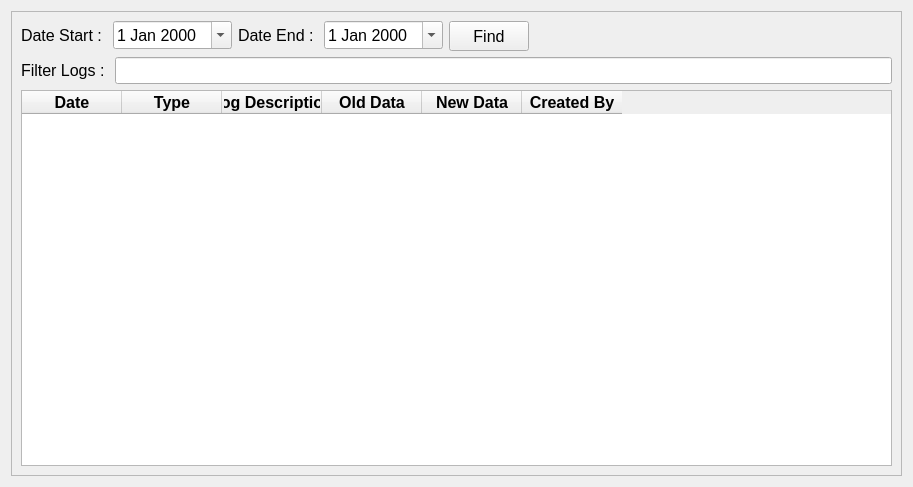
Before: the Qt Designer form ui/logs.ui in michael-halim/pos, drawn with Qt 5.
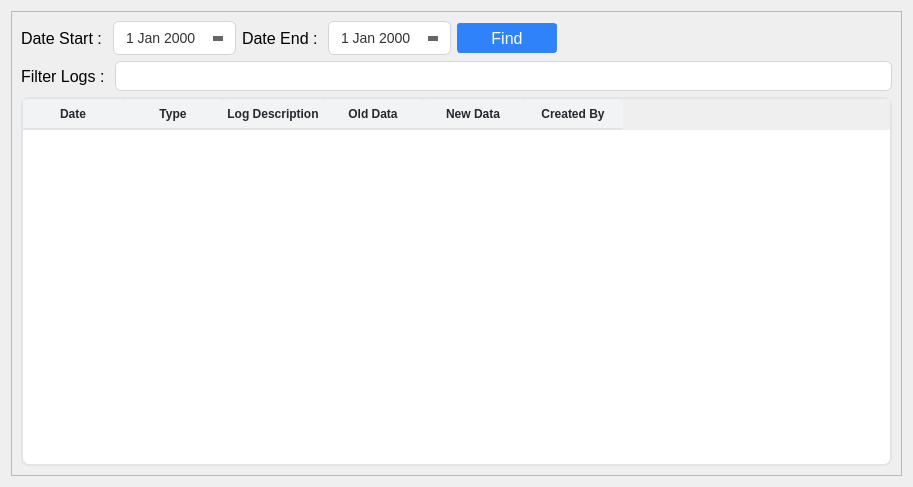
After: the same form once the commit is applied.

Commit message: Patch#34: Added UI - Added UI for Table, Button, and Input - Fix some UI Behavior

Diff of the .ui file:
```diff
--- a/ui/logs.ui
+++ b/ui/logs.ui
@@ -13,6 +13,256 @@
   <property name="windowTitle">
    <string>Logs</string>
   </property>
+  <property name="styleSheet">
+   <string notr="true">QLineEdit{
+	border: 1px solid #d1d5db;      /* Light gray border */
+    border-radius: 6px;             /* Rounded corners */
+    outline: none;                  /* Remove default outline */
+    color: #333;                    /* Text color */
+    background-color: #fff;       /* Light gray background */
+    
+}
+
+QLineEdit:focus {
+    border: 1px solid #93c5fd;       /* Blue border on focus */
+    background-color: #ffffff;       /* White background when focused */
+}
+
+QLineEdit:disabled {
+    border: 1px solid #e5e7eb;      /* Lighter border when disabled */
+    background-color: #f3f4f6;      /* Light gray background when disabled */
+    color: #9ca3af;                 /* Lighter text color when disabled */
+}
+
+/* QComboBox Styling - Improved with clearer state indicators */
+QComboBox {
+    border: 1px solid #d1d5db;      /* Light gray border */
+    border-radius: 6px;             /* Rounded corners */
+    padding: 6px 12px 6px 10px;     /* Add some padding */
+    min-height: 20px;               /* Minimum height */
+    color: #333;                    /* Text color */
+    background-color: #fff;         /* White background */
+    selection-background-color: #93c5fd; /* Light blue selection */
+    font-size: 14px;                /* Consistent font size */
+    min-width: 6em;                 /* Minimum width */
+}
+
+QComboBox:hover:!disabled {
+    border-color: #93c5fd;          /* Light blue border on hover when enabled */
+    background-color: #f0f7ff;      /* Very light blue background on hover */
+}
+
+QComboBox:focus {
+    border: 2px solid #3b82f6;      /* Thicker, darker blue border on focus */
+    background-color: #ffffff;      /* Pure white background when focused */
+}
+
+QComboBox:disabled {
+    border: 1px solid #d9dce0;      /* Very light gray border when disabled */
+    background-color: #f3f4f6;      /* Light gray background when disabled */
+    color: #9ca3af;                 /* Lighter text color when disabled */
+}
+
+QComboBox::drop-down {
+    subcontrol-origin: padding;
+    subcontrol-position: center right;
+    width: 20px;
+    border: none;                   /* Remove border for cleaner look */
+    margin-right: 5px;              /* Add some margin */
+}
+
+/* If you don't have an icon, use this instead: */
+QComboBox::down-arrow {
+    width: 0;
+    height: 0;
+    border-left: 5px solid transparent;
+    border-right: 5px solid transparent;
+    border-top: 5px solid #666;     /* Arrow color */
+    margin-right: 5px;
+}
+
+QComboBox::down-arrow:disabled {
+    border-top: 5px solid #b0b0b0;  /* Lighter arrow color when disabled */
+}
+
+QComboBox:disabled {
+    color: #9ca3af;                 /* Lighter text when disabled */
+    background-color: #f3f4f6;      /* Light gray background */
+    border-color: #e5e7eb;          /* Lighter border */
+}
+
+/* Add a visual indicator for disabled state */
+QComboBox:disabled {
+    color: #9ca3af;
+    background-color: #f3f4f6;
+    border: 1px solid #e5e7eb;
+    padding-right: 25px;            /* Make room for the lock icon */
+}
+
+/* If you don't have a lock icon, use a pattern instead */
+QComboBox:disabled {
+    background-image: repeating-linear-gradient(
+        45deg,
+        transparent,
+        transparent 5px,
+        rgba(200, 200, 200, 0.1) 5px,
+        rgba(200, 200, 200, 0.1) 10px
+    );
+}
+
+QComboBox QAbstractItemView {
+    border: 1px solid #d1d5db;
+    border-radius: 0px 0px 6px 6px;
+    background-color: white;
+    selection-background-color: #3b82f6;  /* Darker blue for better contrast */
+    selection-color: white;               /* White text on selection */
+    outline: none;
+    padding: 5px;
+}
+
+QComboBox QAbstractItemView::item {
+    min-height: 25px;               /* Taller items for better clickability */
+    padding: 5px;                   /* Padding inside items */
+}
+
+QComboBox QAbstractItemView::item:hover {
+    background-color: #e5f0ff;      /* Light blue on hover */
+    color: #333;
+}
+
+/* QTextEdit Styling - Similar to QLineEdit */
+QTextEdit {
+    border: 1px solid #d1d5db;      /* Light gray border */
+    border-radius: 6px;             /* Rounded corners */
+    outline: none;                  /* Remove default outline */
+    color: #333;                    /* Text color */
+    background-color: #fff;         /* White background */
+    padding: 6px 10px;              /* Add some padding for better text display */
+    selection-background-color: #93c5fd; /* Light blue selection */
+}
+
+QTextEdit:focus {
+    border: 1px solid #93c5fd;      /* Blue border on focus */
+    background-color: #ffffff;      /* White background when focused */
+}
+
+QTextEdit:disabled {
+    border: 1px solid #e5e7eb;      /* Lighter border when disabled */
+    background-color: #f3f4f6;      /* Light gray background when disabled */
+    color: #9ca3af;                 /* Lighter text color when disabled */
+}
+
+
+/* QDateEdit Styling */
+QDateEdit {
+    border: 1px solid #d1d5db;
+    border-radius: 6px;
+    padding: 6px 10px;
+    min-height: 20px;
+    color: #333;
+    background-color: #fff;
+    font-size: 14px;
+}
+
+QDateEdit:hover:!disabled {
+    border-color: #93c5fd;
+    background-color: #f0f7ff;
+}
+
+QDateEdit:focus {
+    border: 2px solid #3b82f6;
+    background-color: #ffffff;
+}
+
+QDateEdit:disabled {
+    color: #9ca3af;
+    background-color: #f3f4f6;
+    border: 1px dashed #c0c0c0;
+}
+
+QDateEdit::drop-down {
+    subcontrol-origin: padding;
+    subcontrol-position: center right;
+    width: 20px;
+    border: none;
+    margin-right: 5px;
+}
+
+QDateEdit::down-arrow {
+    width: 0;
+    height: 0;
+    border-left: 5px solid transparent;
+    border-right: 5px solid transparent;
+    border-top: 5px solid #666;
+    margin-right: 5px;
+}
+
+QDateEdit::down-arrow:disabled {
+    border-top: 5px solid #b0b0b0;
+}
+
+/* Calendar popup styling */
+QCalendarWidget {
+    background-color: white;
+    border: 1px solid #d1d5db;
+}
+
+QCalendarWidget QToolButton {
+    color: #333;
+    background-color: transparent;
+    border: 1px solid transparent;
+    border-radius: 4px;
+    padding: 4px;
+}
+
+QCalendarWidget QToolButton:hover {
+    background-color: #f0f7ff;
+    border: 1px solid #93c5fd;
+}
+
+QCalendarWidget QMenu {
+    background-color: white;
+    border: 1px solid #d1d5db;
+    padding: 5px;
+}
+
+QCalendarWidget QSpinBox {
+    border: 1px solid #d1d5db;
+    border-radius: 4px;
+    padding: 3px;
+    background-color: white;
+}
+
+QCalendarWidget QAbstractItemView:enabled {
+    background-color: white;
+    color: #333;
+    selection-background-color: #3b82f6;
+    selection-color: white;
+}
+
+QCalendarWidget QAbstractItemView:disabled {
+    color: #9ca3af;
+}
+
+QCalendarWidget QWidget#qt_calendar_navigationbar {
+    background-color: #f1f5f9;
+    border-bottom: 1px solid #d1d5db;
+    padding: 4px;
+}
+
+QPushButton {
+    text-align: center;
+    white-space: nowrap;
+    vertical-align: middle;
+    border: 1px solid transparent;
+    line-height: 1.5;
+    border-radius: 3px;
+    margin: 0.25rem;
+	opacity: 0.55;
+
+}
+</string>
+  </property>
   <layout class="QGridLayout" name="gridLayout_2">
    <item row="0" column="0">
     <widget class="QFrame" name="frame">
@@ -31,6 +281,12 @@
            <layout class="QFormLayout" name="formLayout">
             <item row="0" column="0">
              <widget class="QLabel" name="start_date_logs_label">
+              <property name="minimumSize">
+               <size>
+                <width>0</width>
+                <height>30</height>
+               </size>
+              </property>
               <property name="font">
                <font>
                 <pointsize>12</pointsize>
@@ -43,6 +299,12 @@
             </item>
             <item row="0" column="1">
              <widget class="QDateEdit" name="start_date_logs_input">
+              <property name="minimumSize">
+               <size>
+                <width>0</width>
+                <height>30</height>
+               </size>
+              </property>
               <property name="font">
                <font>
                 <pointsize>12</pointsize>
@@ -59,6 +321,12 @@
            <layout class="QFormLayout" name="formLayout_2">
             <item row="0" column="0">
              <widget class="QLabel" name="end_date_logs_label">
+              <property name="minimumSize">
+               <size>
+                <width>0</width>
+                <height>30</height>
+               </size>
+              </property>
               <property name="font">
                <font>
                 <pointsize>12</pointsize>
@@ -71,6 +339,12 @@
             </item>
             <item row="0" column="1">
              <widget class="QDateEdit" name="end_date_logs_input">
+              <property name="minimumSize">
+               <size>
+                <width>0</width>
+                <height>30</height>
+               </size>
+              </property>
               <property name="font">
                <font>
                 <pointsize>12</pointsize>
@@ -87,7 +361,7 @@
            <widget class="QPushButton" name="find_logs_button">
             <property name="minimumSize">
              <size>
-              <width>0</width>
+              <width>100</width>
               <height>30</height>
              </size>
             </property>
@@ -96,6 +370,23 @@
               <pointsize>12</pointsize>
              </font>
             </property>
+            <property name="styleSheet">
+             <string notr="true">QPushButton{
+    color: #fff;
+    background-color: rgba(13, 110, 253, 0.85); /* RGBA with alpha channel */
+    border-color: rgba(13, 110, 253, 0.7);
+}
+QPushButton:hover {
+    background-color: rgba(11, 94, 215, 0.9);
+    border-color: rgba(10, 88, 202, 0.9);
+    opacity: 0.95;
+}
+QPushButton:disabled {
+    background-color: #a8c1ff;
+    border-color: #a8c1ff;
+    color: #e6eeff;
+}</string>
+            </property>
             <property name="text">
              <string>Find</string>
             </property>
@@ -120,6 +411,12 @@
          <layout class="QHBoxLayout" name="horizontalLayout">
           <item>
            <widget class="QLabel" name="filter_logs_label">
+            <property name="minimumSize">
+             <size>
+              <width>0</width>
+              <height>30</height>
+             </size>
+            </property>
             <property name="font">
              <font>
               <pointsize>12</pointsize>
@@ -132,6 +429,12 @@
           </item>
           <item>
            <widget class="QLineEdit" name="filter_logs_input">
+            <property name="minimumSize">
+             <size>
+              <width>0</width>
+              <height>30</height>
+             </size>
+            </property>
             <property name="font">
              <font>
               <pointsize>12</pointsize>
@@ -143,6 +446,75 @@
         </item>
         <item>
          <widget class="QTableWidget" name="logs_table">
+          <property name="styleSheet">
+           <string notr="true">QTableWidget {
+            background-color: #ffffff;
+            alternate-background-color: #f5f8fa;
+            border: 2px solid #e1e4e8;
+            border-radius: 8px;
+            gridline-color: #e1e4e8;
+            selection-background-color: #0366d6;
+            selection-color: #ffffff;
+        }
+        
+        QTableWidget::item {
+            border-bottom: 1px solid #e1e4e8;
+			padding: 6px;
+        }
+        
+        QTableWidget::item:selected {
+            background-color: #0366d6;
+			border: none; /* Remove any border on selected items */
+        }
+
+        QTableWidget::item:focus {
+            border: none; /* Remove the focus border */
+            outline: none; /* Remove the focus outline */
+        }
+
+        QHeaderView::section {
+            background-color: #f1f3f5;
+            color: #24292e;
+            font-weight: bold;
+            border: none;
+            border-bottom: 2px solid #e1e4e8;
+            padding: 3px;
+            border-top-left-radius: 6px;
+            border-top-right-radius: 6px;
+        }
+        
+        QTableWidget QScrollBar:vertical {
+            border: none;
+            background: #f1f3f5;
+            width: 10px;
+            border-radius: 5px;
+        }
+        
+        QTableWidget QScrollBar::handle:vertical {
+            background: #c0c0c0;
+            border-radius: 5px;
+        }
+        
+        QTableWidget QScrollBar::handle:vertical:hover {
+            background: #a0a0a0;
+        }
+        
+        QTableWidget QScrollBar:horizontal {
+            border: none;
+            background: #f1f3f5;
+            height: 10px;
+            border-radius: 5px;
+        }
+        
+        QTableWidget QScrollBar::handle:horizontal {
+            background: #c0c0c0;
+            border-radius: 5px;
+        }
+        
+        QTableWidget QScrollBar::handle:horizontal:hover {
+            background: #a0a0a0;
+        }</string>
+          </property>
           <property name="sortingEnabled">
            <bool>true</bool>
           </property>
```
The commit also changes 35 other files.
